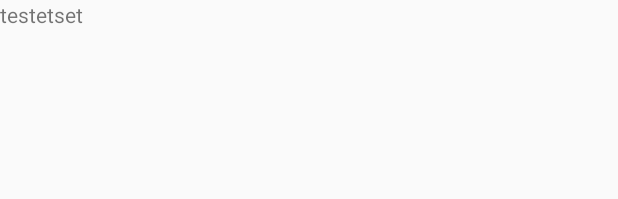
After one commit to baaslaawe/Offline-first-multi-device-real-time-data-synchronize, an Android app: the layout view_qna_item.xml on its own in the app's theme, with its tools: preview values and no code run, on a phone screen of 412 x 824 dp. The commit adds this screen. Shown: the top 199 px of the screen. Run offline under Robolectric (Android 15) with nearby library versions, the phone set to English and light mode, and no system bars.

Commit message:
레이아웃 뼈대 구현

```diff
--- a/android/app/build.gradle
+++ b/android/app/build.gradle
@@ -35,6 +35,8 @@ dependencies {
     /* Support library */
     implementation rootProject.ext.android_support
     implementation rootProject.ext.support_recyclerview
+    implementation rootProject.ext.support_design
+    implementation rootProject.ext.support_cardview
     implementation rootProject.ext.constraint_layout
 
     /* Moka Base */
--- a/android/app/src/main/java/io/moka/base/component/BaseActivity.kt
+++ b/android/app/src/main/java/io/moka/base/component/BaseActivity.kt
@@ -35,7 +35,9 @@ abstract class BaseActivity : AppCompatActivity() {
     /**
      */
 
-    abstract fun resizeFontSizeAndExt()
+    fun resizeFontSizeAndExt() {
+
+    }
 
     fun onBackPressedSlideOut() {
         super.onBackPressed()
--- /dev/null
+++ b/android/app/src/main/res/layout/view_qna_item.xml
@@ -0,0 +1,13 @@
+<?xml version="1.0" encoding="utf-8"?>
+<android.support.constraint.ConstraintLayout
+	xmlns:android="http://schemas.android.com/apk/res/android"
+	android:layout_width="match_parent"
+	android:layout_height="wrap_content">
+
+	<TextView
+		android:layout_width="wrap_content"
+		android:layout_height="wrap_content"
+		android:layout_marginBottom="16dp"
+		android:text="testetset"/>
+
+</android.support.constraint.ConstraintLayout>
--- a/android/app/src/main/res/values/colors.xml
+++ b/android/app/src/main/res/values/colors.xml
@@ -1,6 +1,6 @@
 <?xml version="1.0" encoding="utf-8"?>
 <resources>
-	<color name="colorPrimary">#3F51B5</color>
-	<color name="colorPrimaryDark">#303F9F</color>
-	<color name="colorAccent">#FF4081</color>
+	<color name="colorPrimary">#8E6FFE</color>
+	<color name="colorPrimaryDark">#8260FF</color>
+	<color name="colorAccent">#FF81A2</color>
 </resources>
--- a/android/app/src/main/res/values/styles.xml
+++ b/android/app/src/main/res/values/styles.xml
@@ -1,7 +1,7 @@
 <resources>
 
 	<!-- Base application theme. -->
-	<style name="AppTheme" parent="Theme.AppCompat.Light.DarkActionBar">
+	<style name="AppTheme" parent="Theme.AppCompat.Light.NoActionBar">
 		<!-- Customize your theme here. -->
 		<item name="colorPrimary">@color/colorPrimary</item>
 		<item name="colorPrimaryDark">@color/colorPrimaryDark</item>
```
Also changed, not shown: android/app/src/main/java/io/moka/syncdemo/app/MainActivity.kt (+20 -2 lines), android/app/src/main/java/io/moka/syncdemo/app/QnaAdapter.kt (added, +41 -0 lines), android/app/src/main/res/drawable/gd_main_back.xml (added, +13 -0 lines), android/app/src/main/res/layout/activity_main.xml (+88 -10 lines).
